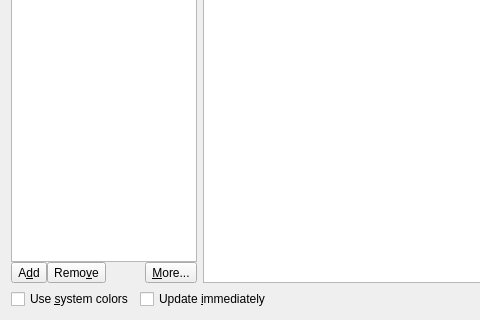
Above: src/frontends/qt/ui/PrefColorsUi.ui from kojiOnHill/lyx before the change; both pictures show x 0 to 480 and y 119 to 439 of the 701 by 439 pixel window. Below: the same form after it.
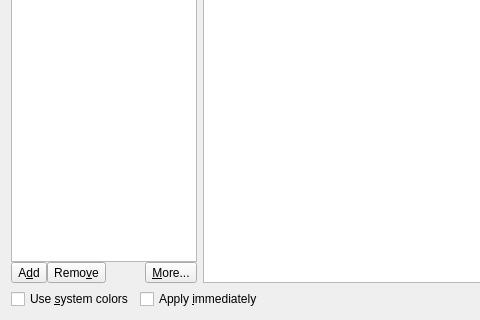
That is the form after the change.

The edit to the form file:
```diff
--- a/src/frontends/qt/ui/PrefColorsUi.ui
+++ b/src/frontends/qt/ui/PrefColorsUi.ui
@@ -55,7 +55,7 @@
       <string>Apply changed colors immediately</string>
      </property>
      <property name="text">
-      <string>Update &amp;immediately</string>
+      <string>Apply &amp;immediately</string>
      </property>
     </widget>
    </item>
```
